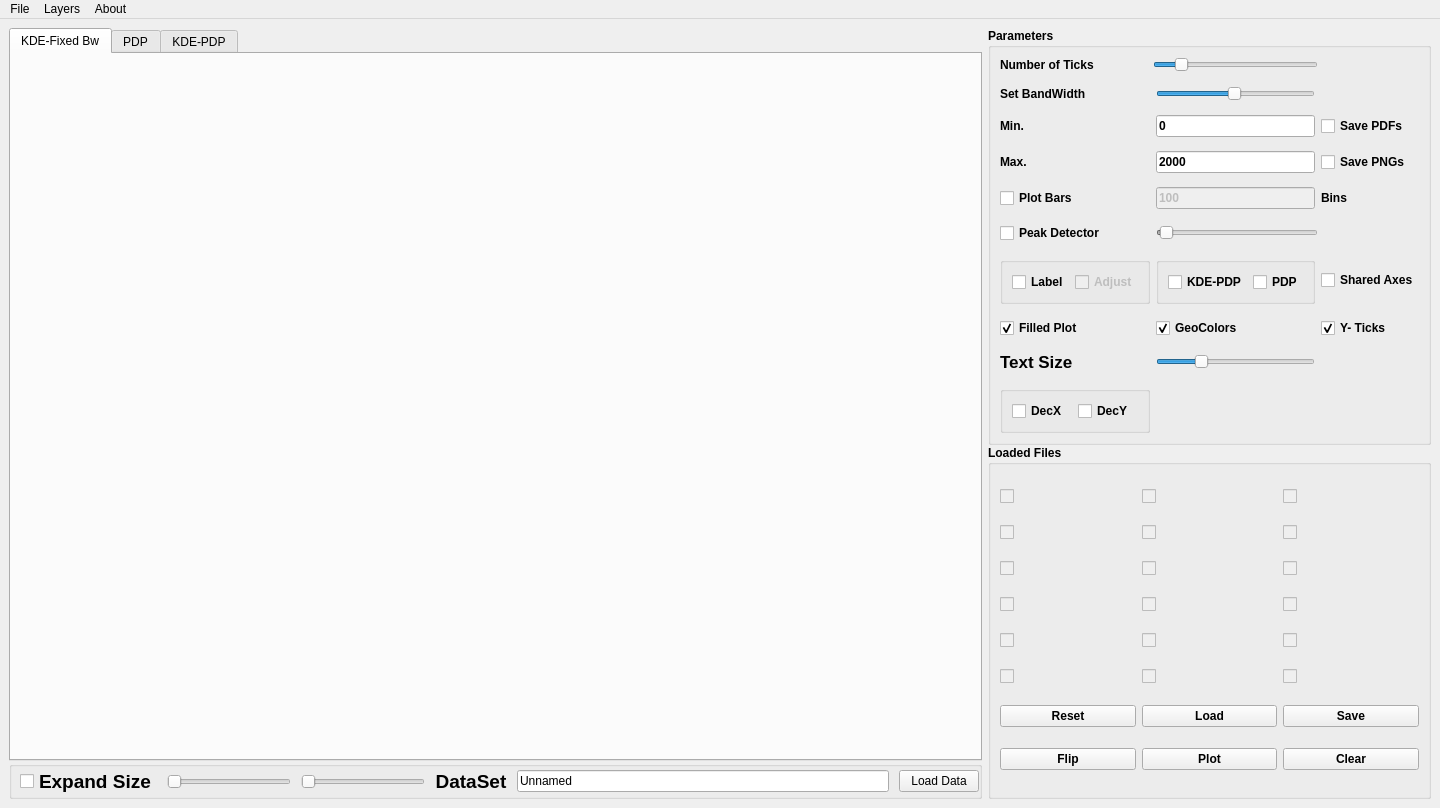
Old version of the form histograms.ui in the repository andresrcorcho/CGD_HistogramsApp.
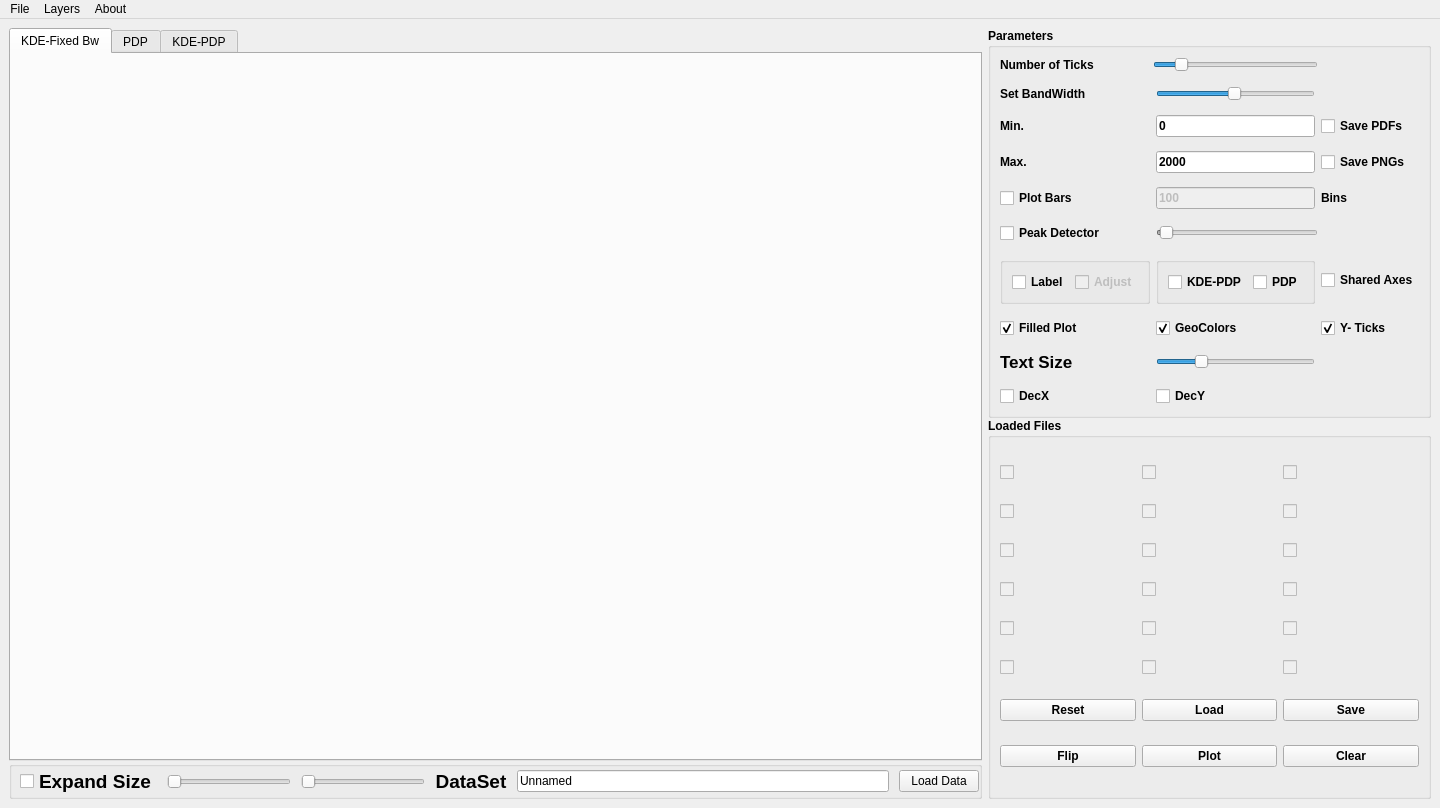
New version of the form. Custom widgets are drawn as their Qt base class.

```diff
--- a/histograms.ui
+++ b/histograms.ui
@@ -136,7 +136,7 @@
             <string>Loaded Files</string>
            </property>
            <layout class="QGridLayout" name="gridLayout_3">
-            <item row="4" column="1">
+            <item row="5" column="1">
              <widget class="QCheckBox" name="f11">
               <property name="enabled">
                <bool>false</bool>
@@ -146,7 +146,7 @@
               </property>
              </widget>
             </item>
-            <item row="1" column="2">
+            <item row="2" column="2">
              <widget class="QCheckBox" name="f14">
               <property name="enabled">
                <bool>false</bool>
@@ -156,7 +156,7 @@
               </property>
              </widget>
             </item>
-            <item row="0" column="0">
+            <item row="1" column="0">
              <widget class="QCheckBox" name="f1">
               <property name="enabled">
                <bool>false</bool>
@@ -166,7 +166,7 @@
               </property>
              </widget>
             </item>
-            <item row="6" column="0">
+            <item row="7" column="0">
              <widget class="QCheckBox" name="f6">
               <property name="enabled">
                <bool>false</bool>
@@ -176,7 +176,7 @@
               </property>
              </widget>
             </item>
-            <item row="0" column="1">
+            <item row="1" column="1">
              <widget class="QCheckBox" name="f7">
               <property name="enabled">
                <bool>false</bool>
@@ -186,7 +186,7 @@
               </property>
              </widget>
             </item>
-            <item row="3" column="1">
+            <item row="4" column="1">
              <widget class="QCheckBox" name="f10">
               <property name="enabled">
                <bool>false</bool>
@@ -196,7 +196,7 @@
               </property>
              </widget>
             </item>
-            <item row="0" column="2">
+            <item row="1" column="2">
              <widget class="QCheckBox" name="f13">
               <property name="enabled">
                <bool>false</bool>
@@ -206,7 +206,7 @@
               </property>
              </widget>
             </item>
-            <item row="1" column="0">
+            <item row="2" column="0">
              <widget class="QCheckBox" name="f2">
               <property name="enabled">
                <bool>false</bool>
@@ -216,7 +216,7 @@
               </property>
              </widget>
             </item>
-            <item row="4" column="0">
+            <item row="5" column="0">
              <widget class="QCheckBox" name="f5">
               <property name="enabled">
                <bool>false</bool>
@@ -226,14 +226,14 @@
               </property>
              </widget>
             </item>
-            <item row="8" column="1">
+            <item row="9" column="1">
              <widget class="QPushButton" name="loadSession">
               <property name="text">
                <string>Load</string>
               </property>
              </widget>
             </item>
-            <item row="6" column="1">
+            <item row="7" column="1">
              <widget class="QCheckBox" name="f12">
               <property name="enabled">
                <bool>false</bool>
@@ -243,7 +243,7 @@
               </property>
              </widget>
             </item>
-            <item row="2" column="0">
+            <item row="3" column="0">
              <widget class="QCheckBox" name="f3">
               <property name="enabled">
                <bool>false</bool>
@@ -253,7 +253,7 @@
               </property>
              </widget>
             </item>
-            <item row="3" column="0">
+            <item row="4" column="0">
              <widget class="QCheckBox" name="f4">
               <property name="enabled">
                <bool>false</bool>
@@ -263,7 +263,7 @@
               </property>
              </widget>
             </item>
-            <item row="1" column="1">
+            <item row="2" column="1">
              <widget class="QCheckBox" name="f8">
               <property name="enabled">
                <bool>false</bool>
@@ -273,14 +273,14 @@
               </property>
              </widget>
             </item>
-            <item row="8" column="0">
+            <item row="9" column="0">
              <widget class="QPushButton" name="resetFields">
               <property name="text">
                <string>Reset</string>
               </property>
              </widget>
             </item>
-            <item row="6" column="2">
+            <item row="7" column="2">
              <widget class="QCheckBox" name="f18">
               <property name="enabled">
                <bool>false</bool>
@@ -290,7 +290,7 @@
               </property>
              </widget>
             </item>
-            <item row="2" column="2">
+            <item row="3" column="2">
              <widget class="QCheckBox" name="f15">
               <property name="enabled">
                <bool>false</bool>
@@ -300,7 +300,7 @@
               </property>
              </widget>
             </item>
-            <item row="3" column="2">
+            <item row="4" column="2">
              <widget class="QCheckBox" name="f16">
               <property name="enabled">
                <bool>false</bool>
@@ -310,7 +310,7 @@
               </property>
              </widget>
             </item>
-            <item row="2" column="1">
+            <item row="3" column="1">
              <widget class="QCheckBox" name="f9">
               <property name="enabled">
                <bool>false</bool>
@@ -320,21 +320,21 @@
               </property>
              </widget>
             </item>
-            <item row="8" column="2">
+            <item row="9" column="2">
              <widget class="QPushButton" name="saveSession">
               <property name="text">
                <string>Save</string>
               </property>
              </widget>
             </item>
-            <item row="9" column="1">
+            <item row="10" column="1">
              <widget class="QPushButton" name="plotData">
               <property name="text">
                <string>Plot</string>
               </property>
              </widget>
             </item>
-            <item row="4" column="2">
+            <item row="5" column="2">
              <widget class="QCheckBox" name="f17">
               <property name="enabled">
                <bool>false</bool>
@@ -344,14 +344,14 @@
               </property>
              </widget>
             </item>
-            <item row="9" column="0">
+            <item row="10" column="0">
              <widget class="QPushButton" name="flipPosition">
               <property name="text">
                <string>Flip</string>
               </property>
              </widget>
             </item>
-            <item row="9" column="2">
+            <item row="10" column="2">
              <widget class="QPushButton" name="clearSlots">
               <property name="text">
                <string>Clear</string>
@@ -826,27 +826,18 @@
               </layout>
              </widget>
             </item>
+            <item row="10" column="2">
+             <widget class="QCheckBox" name="DecimalY">
+              <property name="text">
+               <string>DecY</string>
+              </property>
+             </widget>
+            </item>
             <item row="10" column="0">
-             <widget class="QGroupBox" name="groupBox_3">
-              <property name="title">
-               <string/>
+             <widget class="QCheckBox" name="DecimalX">
+              <property name="text">
+               <string>DecX</string>
               </property>
-              <layout class="QHBoxLayout" name="horizontalLayout_4">
-               <item>
-                <widget class="QCheckBox" name="DecimalX">
-                 <property name="text">
-                  <string>DecX</string>
-                 </property>
-                </widget>
-               </item>
-               <item>
-                <widget class="QCheckBox" name="DecimalY">
-                 <property name="text">
-                  <string>DecY</string>
-                 </property>
-                </widget>
-               </item>
-              </layout>
              </widget>
             </item>
            </layout>
```
